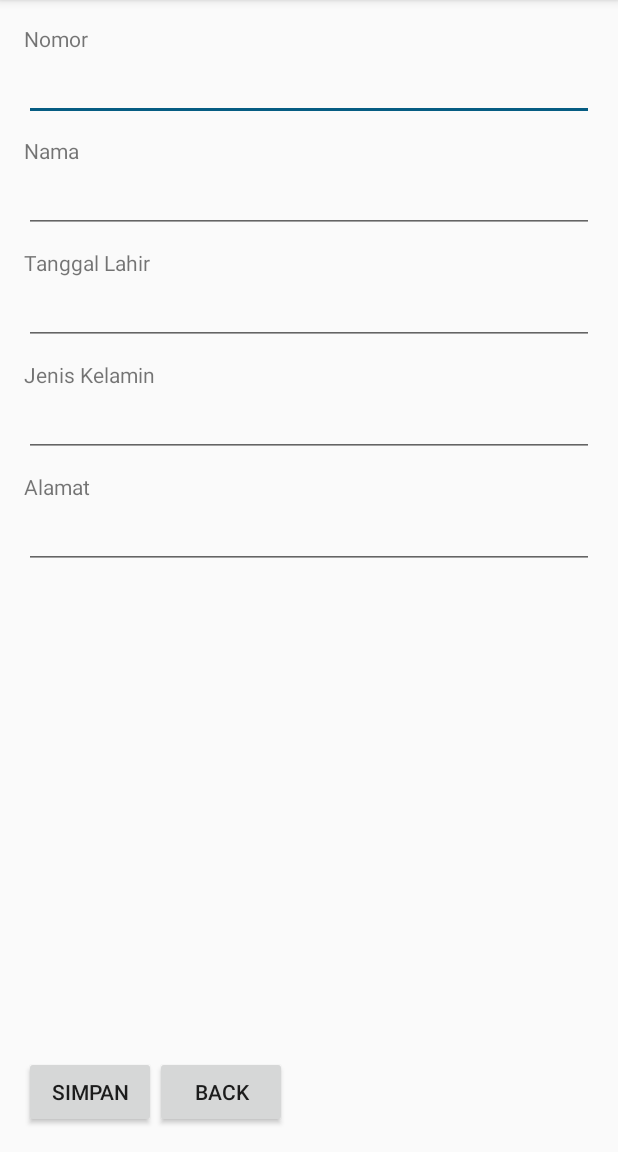
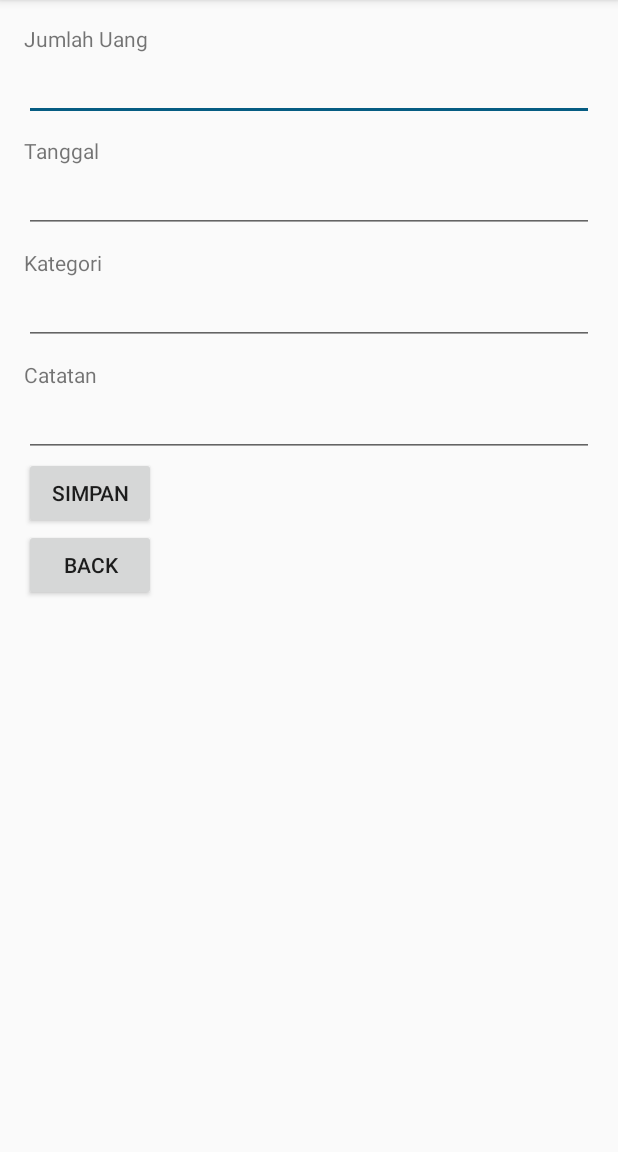
Before and after one commit to AndroidGroup5/UangQuu, an Android app: the BuatData screen opened directly, with no data from a screen before it, on a phone screen of 412 x 824 dp, the part 84-1236 px from its top. Run offline under Robolectric (Android 15) with nearby library versions, the phone set to English and light mode, and no system bars.

Commit message:
Fix Update Activity

```diff
--- a/app/src/main/AndroidManifest.xml
+++ b/app/src/main/AndroidManifest.xml
@@ -26,9 +26,9 @@
             android:name="id.sch.smktelkom_mlg.project.xirpl405142332.uangqu.MainActivity"
             android:label="@string/app_name">
         </activity>
-        <activity android:name=".BuatBiodata" />
-        <activity android:name=".LihatBiodata" />
-        <activity android:name=".UpdateBiodata"></activity>
+        <activity android:name=".BuatData" />
+        <activity android:name=".LihatData" />
+        <activity android:name=".UpdateData"></activity>
     </application>
 
 </manifest>
--- a/app/src/main/java/id/sch/smktelkom_mlg/project/xirpl405142332/uangqu/BuatBiodata.java
+++ b/app/src/main/java/id/sch/smktelkom_mlg/project/xirpl405142332/uangqu/BuatData.java
@@ -1,4 +1,5 @@
 package id.sch.smktelkom_mlg.project.xirpl405142332.uangqu;
+
 
 import android.database.Cursor;
 import android.database.sqlite.SQLiteDatabase;
@@ -9,7 +10,7 @@ import android.widget.Button;
 import android.widget.EditText;
 import android.widget.Toast;
 
-public class BuatBiodata extends AppCompatActivity {
+public class BuatData extends AppCompatActivity {
     protected Cursor cursor;
     DataHelper dbHelper;
     Button ton1, ton2;
@@ -18,14 +19,13 @@ public class BuatBiodata extends AppCompatActivity {
     @Override
     protected void onCreate(Bundle savedInstanceState) {
         super.onCreate(savedInstanceState);
-        setContentView(R.layout.activity_buat_biodata);
+        setContentView(R.layout.activity_buat_data);
 
         dbHelper = new DataHelper(this);
         text1 = (EditText) findViewById(R.id.editText1);
         text2 = (EditText) findViewById(R.id.editText2);
         text3 = (EditText) findViewById(R.id.editText3);
         text4 = (EditText) findViewById(R.id.editText4);
-        text5 = (EditText) findViewById(R.id.editText5);
         ton1 = (Button) findViewById(R.id.button1);
         ton2 = (Button) findViewById(R.id.button2);
 
@@ -34,12 +34,11 @@ public class BuatBiodata extends AppCompatActivity {
             public void onClick(View arg0) {
                 // TODO Auto-generated method stub
                 SQLiteDatabase db = dbHelper.getWritableDatabase();
-                db.execSQL("insert into biodata(no, nama, tanggallahir, jeniskelamin, alamat) values('" +
+                db.execSQL("insert into biodata(no, nama, tgl, jk) values('" +
                         text1.getText().toString() + "','" +
                         text2.getText().toString() + "','" +
                         text3.getText().toString() + "','" +
-                        text4.getText().toString() + "','" +
-                        text5.getText().toString() + "')");
+                        text4.getText().toString() + "')");
                 Toast.makeText(getApplicationContext(), "Berhasil", Toast.LENGTH_LONG).show();
                 MainActivity.ma.RefreshList();
                 finish();
--- a/app/src/main/java/id/sch/smktelkom_mlg/project/xirpl405142332/uangqu/DataHelper.java
+++ b/app/src/main/java/id/sch/smktelkom_mlg/project/xirpl405142332/uangqu/DataHelper.java
@@ -1,8 +1,4 @@
 package id.sch.smktelkom_mlg.project.xirpl405142332.uangqu;
-
-/**
- * Created by Ridjal Fathoni on 17/11/2016.
- */
 
 import android.content.Context;
 import android.database.sqlite.SQLiteDatabase;
@@ -11,18 +7,17 @@ import android.util.Log;
 
 public class DataHelper extends SQLiteOpenHelper {
 
-    private static final String DATABASE_NAME = "android.db";
+    private static final String DATABASE_NAME = "biodatadiri.db";
     private static final int DATABASE_VERSION = 1;
-
     public DataHelper(Context context) {
         super(context, DATABASE_NAME, null, DATABASE_VERSION);
-        // TODO Auto-generated constructor stubz
+        // TODO Auto-generated constructor stub
     }
 
     @Override
     public void onCreate(SQLiteDatabase db) {
         // TODO Auto-generated method stub
-        String sql = "create table biodata(no integer primary key, nama text null, tanggallahir text null, jeniskelamin text null, alamat text null);";
+        String sql = "create table biodata(no integer primary key, nama text null, tgl text null, jk text null, alamat text null);";
         Log.d("Data", "onCreate: " + sql);
         db.execSQL(sql);
 
--- a/app/src/main/java/id/sch/smktelkom_mlg/project/xirpl405142332/uangqu/LihatBiodata.java
+++ b/app/src/main/java/id/sch/smktelkom_mlg/project/xirpl405142332/uangqu/LihatData.java
@@ -8,7 +8,7 @@ import android.view.View;
 import android.widget.Button;
 import android.widget.TextView;
 
-public class LihatBiodata extends AppCompatActivity {
+public class LihatData extends AppCompatActivity {
     protected Cursor cursor;
     DataHelper dbHelper;
     Button ton2;
@@ -17,14 +17,13 @@ public class LihatBiodata extends AppCompatActivity {
     @Override
     protected void onCreate(Bundle savedInstanceState) {
         super.onCreate(savedInstanceState);
-        setContentView(R.layout.activity_lihat_biodata);
+        setContentView(R.layout.activity_lihat_data);
 
         dbHelper = new DataHelper(this);
         text1 = (TextView) findViewById(R.id.textView1);
         text2 = (TextView) findViewById(R.id.textView2);
         text3 = (TextView) findViewById(R.id.textView3);
         text4 = (TextView) findViewById(R.id.textView4);
-        text5 = (TextView) findViewById(R.id.textView5);
         SQLiteDatabase db = dbHelper.getReadableDatabase();
         cursor = db.rawQuery("SELECT * FROM biodata WHERE nama = '" +
                 getIntent().getStringExtra("nama") + "'", null);
@@ -35,7 +34,6 @@ public class LihatBiodata extends AppCompatActivity {
             text2.setText(cursor.getString(1).toString());
             text3.setText(cursor.getString(2).toString());
             text4.setText(cursor.getString(3).toString());
-            text5.setText(cursor.getString(4).toString());
         }
         ton2 = (Button) findViewById(R.id.button1);
         ton2.setOnClickListener(new View.OnClickListener() {
--- a/app/src/main/java/id/sch/smktelkom_mlg/project/xirpl405142332/uangqu/MainActivity.java
+++ b/app/src/main/java/id/sch/smktelkom_mlg/project/xirpl405142332/uangqu/MainActivity.java
@@ -35,8 +35,8 @@ public class MainActivity extends AppCompatActivity {
             @Override
             public void onClick(View arg0) {
                 // TODO Auto-generated method stub
-                Intent intent = new Intent(MainActivity.this, BuatBiodata.class);
-                startActivity(intent);
+                Intent inte = new Intent(MainActivity.this, BuatData.class);
+                startActivity(inte);
             }
         });
 
@@ -70,12 +70,12 @@ public class MainActivity extends AppCompatActivity {
                     public void onClick(DialogInterface dialog, int item) {
                         switch (item) {
                             case 0:
-                                Intent i = new Intent(getApplicationContext(), LihatBiodata.class);
+                                Intent i = new Intent(getApplicationContext(), LihatData.class);
                                 i.putExtra("nama", selection);
                                 startActivity(i);
                                 break;
                             case 1:
-                                Intent in = new Intent(getApplicationContext(), UpdateBiodata.class);
+                                Intent in = new Intent(getApplicationContext(), UpdateData.class);
                                 in.putExtra("nama", selection);
                                 startActivity(in);
                                 break;
--- a/app/src/main/java/id/sch/smktelkom_mlg/project/xirpl405142332/uangqu/SplashScreen.java
+++ b/app/src/main/java/id/sch/smktelkom_mlg/project/xirpl405142332/uangqu/SplashScreen.java
@@ -10,7 +10,7 @@ import android.view.WindowManager;
 public class SplashScreen extends AppCompatActivity {
 
     //set waktu splash screen
-    private static int splashInterval = 2000;
+    private static int splashInterval = 1234;
 
     @Override
     protected void onCreate(Bundle savedInstanceState) {
--- /dev/null
+++ b/app/src/main/res/layout/activity_buat_data.xml
@@ -0,0 +1,94 @@
+<LinearLayout xmlns:android="http://schemas.android.com/apk/res/android"
+    xmlns:tools="http://schemas.android.com/tools"
+    android:layout_width="match_parent"
+    android:layout_height="match_parent"
+    android:orientation="vertical"
+    android:paddingBottom="@dimen/activity_vertical_margin"
+    android:paddingLeft="@dimen/activity_horizontal_margin"
+    android:paddingRight="@dimen/activity_horizontal_margin"
+    android:paddingTop="@dimen/activity_vertical_margin"
+    tools:context=".BuatBiodata">
+
+    <TextView
+        android:id="@+id/textView1"
+        android:layout_width="wrap_content"
+        android:layout_height="wrap_content"
+        android:layout_alignParentLeft="true"
+        android:layout_alignParentTop="true"
+        android:text="Jumlah Uang" />
+
+    <EditText
+        android:id="@+id/editText1"
+        android:layout_width="match_parent"
+        android:layout_height="wrap_content"
+        android:layout_alignLeft="@+id/textView1"
+        android:layout_below="@+id/textView1"
+        android:inputType="number|numberSigned">
+    </EditText>
+
+    <TextView
+        android:id="@+id/textView2"
+        android:layout_width="wrap_content"
+        android:layout_height="wrap_content"
+        android:layout_alignLeft="@+id/editText1"
+        android:layout_below="@+id/editText1"
+        android:layout_marginTop="10dp"
+        android:text="Tanggal" />
+
+    <EditText
+        android:id="@+id/editText2"
+        android:layout_width="match_parent"
+        android:layout_height="wrap_content"
+        android:layout_alignLeft="@+id/textView2"
+        android:layout_below="@+id/textView2" />
+
+    <TextView
+        android:id="@+id/textView3"
+        android:layout_width="wrap_content"
+        android:layout_height="wrap_content"
+        android:layout_alignLeft="@+id/editText2"
+        android:layout_below="@+id/editText2"
+        android:layout_marginTop="10dp"
+        android:text="Kategori" />
+
+    <EditText
+        android:id="@+id/editText3"
+        android:layout_width="match_parent"
+        android:layout_height="wrap_content"
+        android:layout_alignLeft="@+id/textView3"
+        android:layout_below="@+id/textView3" />
+
+    <TextView
+        android:id="@+id/textView4"
+        android:layout_width="wrap_content"
+        android:layout_height="wrap_content"
+        android:layout_alignLeft="@+id/editText3"
+        android:layout_below="@+id/editText3"
+        android:layout_marginTop="10dp"
+        android:text="Catatan" />
+
+    <EditText
+        android:id="@+id/editText4"
+        android:layout_width="match_parent"
+        android:layout_height="wrap_content"
+        android:layout_alignLeft="@+id/textView4"
+        android:layout_below="@+id/textView4" />
+
+    <Button
+        android:id="@+id/button1"
+        android:layout_width="wrap_content"
+        android:layout_height="wrap_content"
+        android:layout_alignLeft="@+id/editText5"
+        android:layout_alignParentBottom="true"
+        android:text="Simpan" />
+
+    <Button
+        android:id="@+id/button2"
+        android:layout_width="wrap_content"
+        android:layout_height="wrap_content"
+        android:layout_alignBaseline="@+id/button1"
+        android:layout_alignBottom="@+id/button1"
+        android:layout_toRightOf="@+id/textView4"
+        android:text="Back" />
+
+</LinearLayout>
--- a/app/src/main/res/layout/activity_main.xml
+++ b/app/src/main/res/layout/activity_main.xml
@@ -20,7 +20,7 @@
         android:layout_alignParentTop="true"
         android:layout_toRightOf="@+id/button1"
         android:drawableLeft="@drawable/ic_add"
-        android:text="Buat Biodata Baru" />
+        android:text="     Tambah Catatan Baru" />
 
     <ListView
         android:id="@+id/listView1"
--- a/app/src/main/res/layout/activity_update_biodata.xml
+++ /dev/null
@@ -1,6 +0,0 @@
-<?xml version="1.0" encoding="utf-8"?>
-<LinearLayout xmlns:android="http://schemas.android.com/apk/res/android"
-    android:layout_width="match_parent"
-    android:layout_height="match_parent">
-
-</LinearLayout>
--- a/app/src/main/res/layout/activity_buat_biodata.xml
+++ b/app/src/main/res/layout/activity_update_data.xml
@@ -1,23 +1,13 @@
-<?xml version="1.0" encoding="utf-8"?>
-<RelativeLayout xmlns:android="http://schemas.android.com/apk/res/android"
+<LinearLayout xmlns:android="http://schemas.android.com/apk/res/android"
     xmlns:tools="http://schemas.android.com/tools"
     android:layout_width="match_parent"
     android:layout_height="match_parent"
+    android:orientation="vertical"
     android:paddingBottom="@dimen/activity_vertical_margin"
     android:paddingLeft="@dimen/activity_horizontal_margin"
     android:paddingRight="@dimen/activity_horizontal_margin"
     android:paddingTop="@dimen/activity_vertical_margin"
-    tools:context=".BuatBiodata">
-
-    <EditText
-        android:id="@+id/editText1"
-        android:layout_width="match_parent"
-        android:layout_height="wrap_content"
-        android:layout_alignLeft="@+id/textView1"
-        android:layout_below="@+id/textView1">
-
-        <requestFocus />
-    </EditText>
+    tools:context=".UpdateBiodata">
 
     <TextView
         android:id="@+id/textView1"
@@ -25,7 +15,17 @@
         android:layout_height="wrap_content"
         android:layout_alignParentLeft="true"
         android:layout_alignParentTop="true"
-        android:text="Nomor" />
+        android:inputType="number|numberSigned"
+        android:text="Jumlah Uang" />
+
+    <EditText
+        android:id="@+id/editText1"
+        android:layout_width="match_parent"
+        android:layout_height="wrap_content"
+        android:layout_alignLeft="@+id/textView1">
+
+        <requestFocus />
+    </EditText>
 
     <TextView
         android:id="@+id/textView2"
@@ -34,7 +34,7 @@
         android:layout_alignLeft="@+id/editText1"
         android:layout_below="@+id/editText1"
         android:layout_marginTop="10dp"
-        android:text="Nama" />
+        android:text="Tanggal" />
 
     <EditText
         android:id="@+id/editText2"
@@ -50,7 +50,7 @@
         android:layout_alignLeft="@+id/editText2"
         android:layout_below="@+id/editText2"
         android:layout_marginTop="10dp"
-        android:text="Tanggal Lahir" />
+        android:text="Kategori" />
 
     <EditText
         android:id="@+id/editText3"
@@ -66,7 +66,7 @@
         android:layout_alignLeft="@+id/editText3"
         android:layout_below="@+id/editText3"
         android:layout_marginTop="10dp"
-        android:text="Jenis Kelamin" />
+        android:text="Catatan" />
 
     <EditText
         android:id="@+id/editText4"
@@ -81,15 +81,7 @@
         android:layout_height="wrap_content"
         android:layout_alignLeft="@+id/editText4"
         android:layout_below="@+id/editText4"
-        android:layout_marginTop="10dp"
-        android:text="Alamat" />
-
-    <EditText
-        android:id="@+id/editText5"
-        android:layout_width="match_parent"
-        android:layout_height="wrap_content"
-        android:layout_alignLeft="@+id/textView5"
-        android:layout_below="@+id/textView5" />
+        android:layout_marginTop="10dp" />
 
     <Button
         android:id="@+id/button1"
@@ -97,15 +89,15 @@
         android:layout_height="wrap_content"
         android:layout_alignLeft="@+id/editText5"
         android:layout_alignParentBottom="true"
-        android:text="Simpan" />
+        android:text="Update" />
 
     <Button
         android:id="@+id/button2"
         android:layout_width="wrap_content"
         android:layout_height="wrap_content"
-        android:layout_alignBaseline="@+id/button1"
-        android:layout_alignBottom="@+id/button1"
-        android:layout_toRightOf="@+id/textView4"
+        android:layout_alignParentBottom="true"
+        android:layout_toEndOf="@+id/button1"
+        android:layout_toRightOf="@+id/button1"
         android:text="Back" />
 
-</RelativeLayout>
+</LinearLayout>
```
Also changed, not shown: app/src/main/java/id/sch/smktelkom_mlg/project/xirpl405142332/uangqu/UpdateData.java (renamed from app/src/main/java/id/sch/smktelkom_mlg/project/xirpl405142332/uangqu/UpdateBiodata.java, +6 -8 lines), app/src/main/res/layout/activity_lihat_data.xml (renamed from app/src/main/res/layout/activity_lihat_biodata.xml, +7 -25 lines), app/src/main/res/layout/splash_screen.xml (+0 -9 lines), app/src/main/res/mipmap-hdpi/ic_launcher.png, app/src/main/res/mipmap-mdpi/ic_launcher.png, app/src/main/res/mipmap-xhdpi/ic_launcher.png, app/src/main/res/mipmap-xxhdpi/ic_launcher.png, app/src/main/res/mipmap-xxxhdpi/ic_launcher.png.
